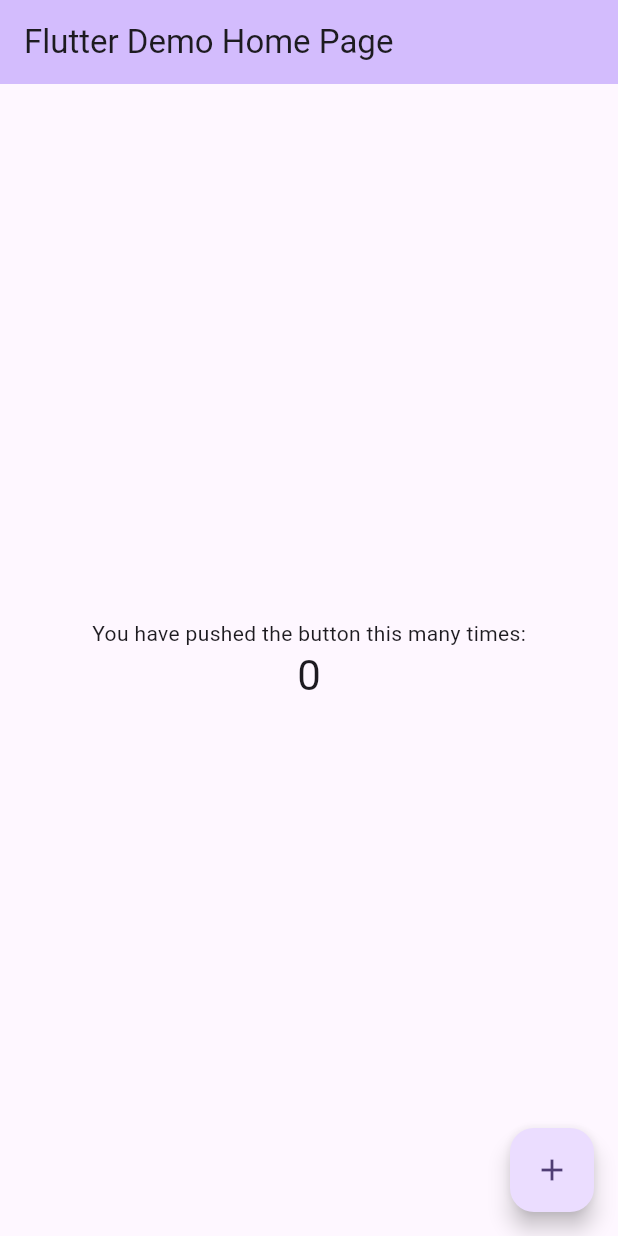
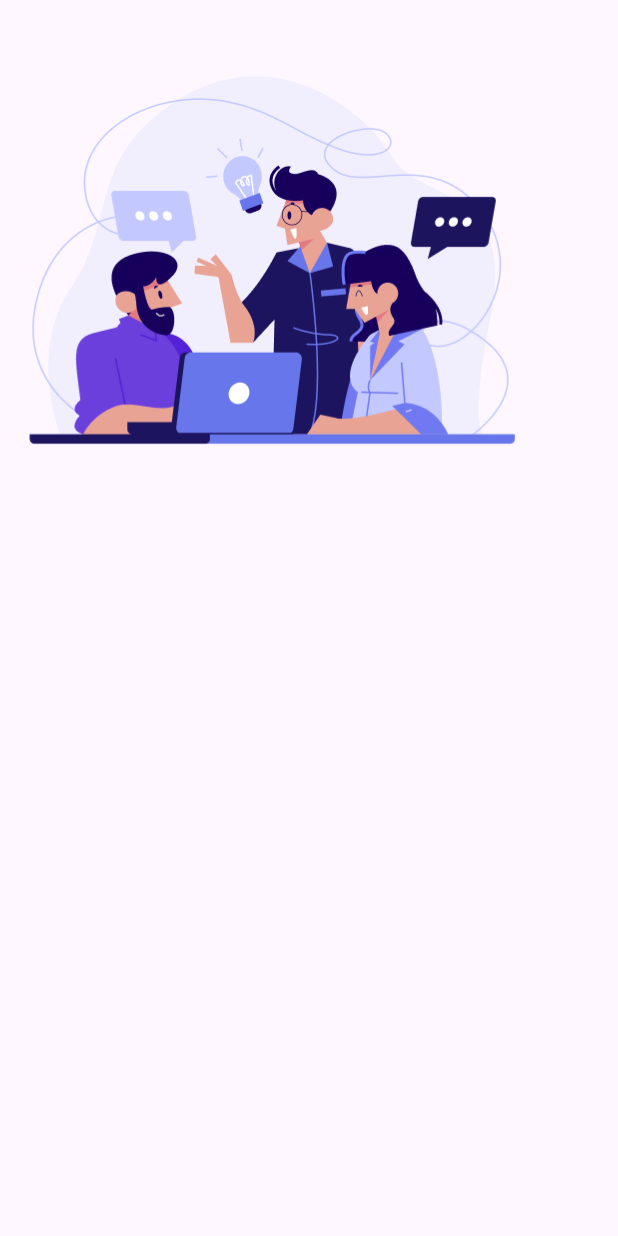
Before and after one commit to PPTI-SE2/SHeQual-Apps, a Flutter app: the screen it shows after launch, on a phone screen of 412 x 824 dp. Run offline on Flutter 3.47's test engine with Material 3 defaults, Android fonts, the phone set to English and light mode, and no system bars; our stand-ins replace google_fonts.

Commit message:
Project Setup

```diff
--- /dev/null
+++ b/lib/design/onBoarding/on_boarding_screen.dart
@@ -0,0 +1,83 @@
+import 'package:flutter/material.dart';
+import 'package:shequal/shared/theme.dart';
+
+class OnBoardingScreen extends StatefulWidget {
+  const OnBoardingScreen({super.key});
+
+  @override
+  State<OnBoardingScreen> createState() => _OnBoardingScreenState();
+}
+
+class _OnBoardingScreenState extends State<OnBoardingScreen> {
+  @override
+  Widget build(BuildContext context) {
+    return const Scaffold(
+      body: Column(
+        children: [OnBoardingContent()],
+      ),
+    );
+  }
+}
+
+class OnBoardingContent extends StatelessWidget {
+  const OnBoardingContent({super.key});
+
+  @override
+  Widget build(BuildContext context) {
+    Widget indicator(int index) {
+      BoxDecoration conditionStyle(bool isActive) {
+        if(!isActive) {
+          return BoxDecoration(
+            color: (isActive) ? kPrimaryColor : kInactiveColor,
+            borderRadius: BorderRadius.circular(
+              (isActive) ? 10 : 0
+            ),
+            shape: BoxShape.circle,
+          );
+        }
+        return BoxDecoration(
+          color: (isActive) ? kPrimaryColor : kInactiveColor,
+          borderRadius: BorderRadius.circular(
+            (isActive) ? 10 : 0
+          ),
+        );
+      }
+      return Row(
+          mainAxisAlignment: MainAxisAlignment.center,
+          children: [
+            Container(
+              width: (index == 0) ? 56 : 20,
+              height: 20,
+              decoration: conditionStyle(index == 0)
+            ),
+            const SizedBox(width: 15,),
+            Container(
+              width: (index == 1) ? 56 : 20,
+              height: 20,
+              decoration: conditionStyle(index == 1)
+            ),
+            const SizedBox(width: 15,),
+            Container(
+              width: (index == 2) ? 56 : 20,
+              height: 20,
+              decoration: conditionStyle(index == 2)
+            ),
+          ],
+      );
+    }
+    return Column(
+      crossAxisAlignment: CrossAxisAlignment.center,
+      children: [
+        Image.asset(
+          "assets/onBoarding/img1.png",
+          width: 358,
+          height: 373,
+        ),
+        const SizedBox(
+          height: 35,
+        ),
+        // indicator(0),
+      ],
+    );
+  }
+}
--- a/lib/main.dart
+++ b/lib/main.dart
@@ -1,4 +1,5 @@
 import 'package:flutter/material.dart';
+import 'package:shequal/routes/app_routes.dart';
 
 void main() {
   runApp(const MyApp());
@@ -11,100 +12,9 @@ class MyApp extends StatelessWidget {
   @override
   Widget build(BuildContext context) {
     return MaterialApp(
-      title: 'Flutter Demo',
-      theme: ThemeData(
-        colorScheme: ColorScheme.fromSeed(seedColor: Colors.deepPurple),
-        useMaterial3: true,
-      ),
-      home: const MyHomePage(title: 'Flutter Demo Home Page'),
+      title: 'SHeQual',
+      debugShowCheckedModeBanner: false,
+      routes: AppRoutes.routes,
     );
   }
 }
-
-class MyHomePage extends StatefulWidget {
-  const MyHomePage({super.key, required this.title});
-
-  // This widget is the home page of your application. It is stateful, meaning
-  // that it has a State object (defined below) that contains fields that affect
-  // how it looks.
-
-  // This class is the configuration for the state. It holds the values (in this
-  // case the title) provided by the parent (in this case the App widget) and
-  // used by the build method of the State. Fields in a Widget subclass are
-  // always marked "final".
-
-  final String title;
-
-  @override
-  State<MyHomePage> createState() => _MyHomePageState();
-}
-
-class _MyHomePageState extends State<MyHomePage> {
-  int _counter = 0;
-
-  void _incrementCounter() {
-    setState(() {
-      // This call to setState tells the Flutter framework that something has
-      // changed in this State, which causes it to rerun the build method below
-      // so that the display can reflect the updated values. If we changed
-      // _counter without calling setState(), then the build method would not be
-      // called again, and so nothing would appear to happen.
-      _counter++;
-    });
-  }
-
-  @override
-  Widget build(BuildContext context) {
-    // This method is rerun every time setState is called, for instance as done
-    // by the _incrementCounter method above.
-    //
-    // The Flutter framework has been optimized to make rerunning build methods
-    // fast, so that you can just rebuild anything that needs updating rather
-    // than having to individually change instances of widgets.
-    return Scaffold(
-      appBar: AppBar(
-        // TRY THIS: Try changing the color here to a specific color (to
-        // Colors.amber, perhaps?) and trigger a hot reload to see the AppBar
-        // change color while the other colors stay the same.
-        backgroundColor: Theme.of(context).colorScheme.inversePrimary,
-        // Here we take the value from the MyHomePage object that was created by
-        // the App.build method, and use it to set our appbar title.
-        title: Text(widget.title),
-      ),
-      body: Center(
-        // Center is a layout widget. It takes a single child and positions it
-        // in the middle of the parent.
-        child: Column(
-          // Column is also a layout widget. It takes a list of children and
-          // arranges them vertically. By default, it sizes itself to fit its
-          // children horizontally, and tries to be as tall as its parent.
-          //
-          // Column has various properties to control how it sizes itself and
-          // how it positions its children. Here we use mainAxisAlignment to
-          // center the children vertically; the main axis here is the vertical
-          // axis because Columns are vertical (the cross axis would be
-          // horizontal).
-          //
-          // TRY THIS: Invoke "debug painting" (choose the "Toggle Debug Paint"
-          // action in the IDE, or press "p" in the console), to see the
-          // wireframe for each widget.
-          mainAxisAlignment: MainAxisAlignment.center,
-          children: <Widget>[
-            const Text(
-              'You have pushed the button this many times:',
-            ),
-            Text(
-              '$_counter',
-              style: Theme.of(context).textTheme.headlineMedium,
-            ),
-          ],
-        ),
-      ),
-      floatingActionButton: FloatingActionButton(
-        onPressed: _incrementCounter,
-        tooltip: 'Increment',
-        child: const Icon(Icons.add),
-      ), // This trailing comma makes auto-formatting nicer for build methods.
-    );
-  }
-}
--- /dev/null
+++ b/lib/routes/app_routes.dart
@@ -0,0 +1,17 @@
+import 'package:flutter/material.dart';
+import 'package:shequal/design/main_screen.dart';
+import 'package:shequal/design/onBoarding/on_boarding_screen.dart';
+import 'package:shequal/design/splah_screen.dart';
+
+
+class AppRoutes {
+  static const String root = '/';
+  static const String main = '/main';
+  static const String onBoard = '/onBoard';
+
+  static Map<String, WidgetBuilder> routes = {
+    root: (context) => const SplashScreen(),
+    main: (context) => const MainScreen(),
+    onBoard: (context) => const OnBoardingScreen(),
+  };
+}
--- a/pubspec.yaml
+++ b/pubspec.yaml
@@ -35,6 +35,7 @@ dependencies:
   # The following adds the Cupertino Icons font to your application.
   # Use with the CupertinoIcons class for iOS style icons.
   cupertino_icons: ^1.0.2
+  google_fonts: ^6.1.0
 
 dev_dependencies:
   flutter_test:
@@ -59,8 +60,9 @@ flutter:
   uses-material-design: true
 
   # To add assets to your application, add an assets section, like this:
-  # assets:
-  #   - images/a_dot_burr.jpeg
+  assets:
+    - assets/
+    - assets/onBoarding/
   #   - images/a_dot_ham.jpeg
 
   # An image asset can refer to one or more resolution-specific "variants", see
```
Also changed, not shown: lib/design/main_screen.dart (added, +14 -0 lines), lib/design/splah_screen.dart (added, +42 -0 lines), lib/shared/theme.dart (added, +44 -0 lines), assets/onBoarding/img1.png (added), assets/onBoarding/img2.png (added), assets/onBoarding/img3.png (added), pubspec.lock, 1 other file.
